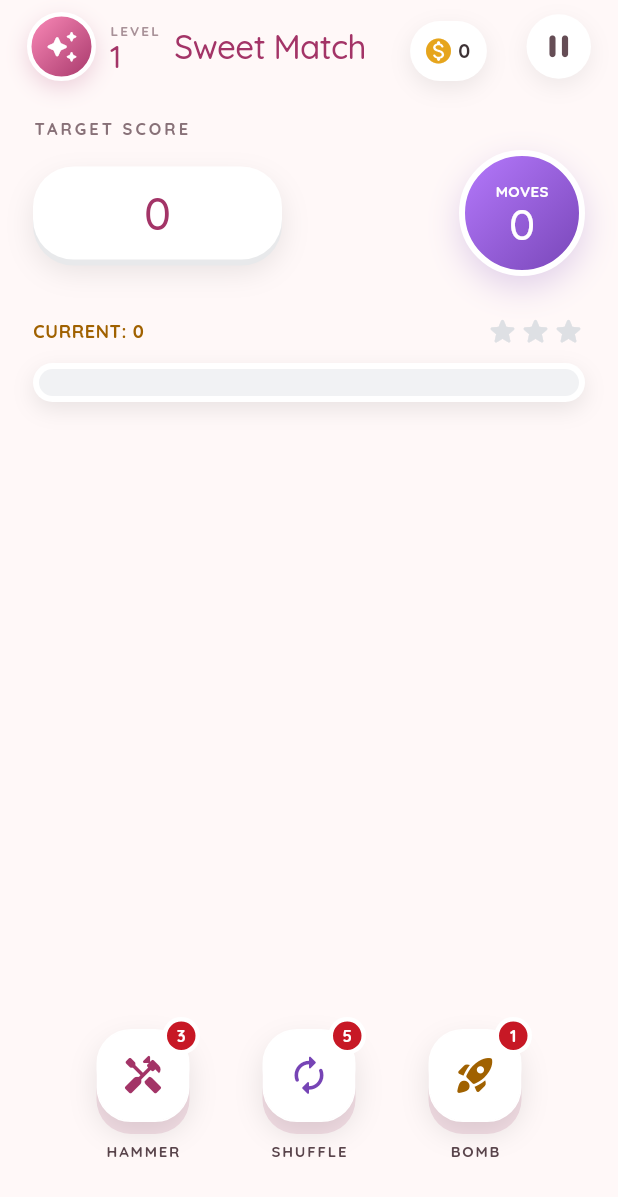
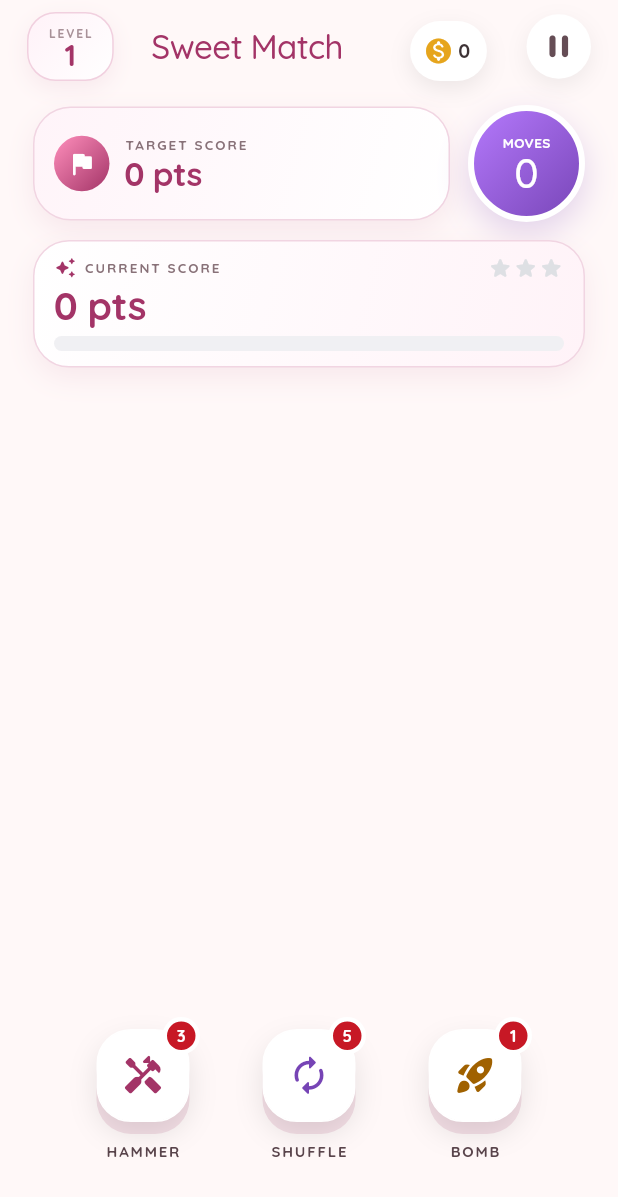
Before and after one commit to antonwiji/candy-crush-clone, a Flutter app: the HudOverlay widget shown alone on an empty page, opened directly with empty values, on a phone screen of 412 x 824 dp. Shown: the top 1197 px of the screen. Run offline on Flutter 3.47's test engine with Material 3 defaults, Android fonts, the phone set to English and light mode, and no system bars; our stand-ins replace shared_preferences; missing offline and left inert: flame; accounts and stored records are empty.

Commit message:
fixing ui current ui

```diff
--- a/lib/overlays/hud_overlay.dart
+++ b/lib/overlays/hud_overlay.dart
@@ -43,15 +43,15 @@ class HudOverlay extends StatelessWidget {
                   ),
                   Positioned(
                     left: 22,
-                    top: 78,
+                    top: 70,
                     right: 22,
-                    child: _ScoreArea(snapshot: snapshot),
+                    child: _ObjectiveRow(snapshot: snapshot),
                   ),
                   Positioned(
                     left: 22,
                     right: 22,
-                    top: 210,
-                    child: _ProgressSection(snapshot: snapshot),
+                    top: 160,
+                    child: _CurrentScoreCard(snapshot: snapshot),
                   ),
                   Positioned(
                     left: 40,
@@ -86,51 +86,7 @@ class _TopBar extends StatelessWidget {
   Widget build(BuildContext context) {
     return Row(
       children: [
-        Container(
-          width: 46,
-          height: 46,
-          decoration: BoxDecoration(
-            shape: BoxShape.circle,
-            gradient: const LinearGradient(
-              begin: Alignment.topLeft,
-              end: Alignment.bottomRight,
-              colors: [Color(0xffff8ebc), _primary],
-            ),
-            border: Border.all(color: Colors.white, width: 3),
-            boxShadow: const [
-              BoxShadow(
-                  color: Color(0x32a33467),
-                  blurRadius: 12,
-                  offset: Offset(0, 5)),
-            ],
-          ),
-          child: const Icon(Icons.auto_awesome_rounded,
-              color: Colors.white, size: 23),
-        ),
-        const SizedBox(width: 9),
-        Column(
-          crossAxisAlignment: CrossAxisAlignment.start,
-          children: [
-            const Text(
-              'LEVEL',
-              style: TextStyle(
-                color: Color(0xffa89198),
-                fontSize: 9,
-                fontWeight: FontWeight.w700,
-                letterSpacing: 1.4,
-              ),
-            ),
-            Text(
-              '$levelNumber',
-              style: const TextStyle(
-                color: _primary,
-                height: 1,
-                fontSize: 21,
-                fontWeight: FontWeight.w500,
-              ),
-            ),
-          ],
-        ),
+        _LevelBadge(levelNumber: levelNumber),
         const Spacer(),
         const Text(
           'Sweet Match',
@@ -168,6 +124,59 @@ class _TopBar extends StatelessWidget {
           ),
         ),
       ],
+    );
+  }
+}
+
+class _LevelBadge extends StatelessWidget {
+  const _LevelBadge({required this.levelNumber});
+
+  final int levelNumber;
+
+  @override
+  Widget build(BuildContext context) {
+    return Container(
+      height: 46,
+      padding: const EdgeInsets.symmetric(horizontal: 13),
+      decoration: BoxDecoration(
+        gradient: const LinearGradient(
+          begin: Alignment.topLeft,
+          end: Alignment.bottomRight,
+          colors: [Color(0xfffff2f8), Colors.white],
+        ),
+        borderRadius: BorderRadius.circular(19),
+        border: Border.all(color: const Color(0xfff1d0df)),
+        boxShadow: const [
+          BoxShadow(
+            color: Color(0x14a33467),
+            blurRadius: 12,
+            offset: Offset(0, 5),
+          ),
+        ],
+      ),
+      child: Column(
+        mainAxisAlignment: MainAxisAlignment.center,
+        children: [
+          const Text(
+            'LEVEL',
+            style: TextStyle(
+              color: Color(0xffa89198),
+              fontSize: 8,
+              fontWeight: FontWeight.w700,
+              letterSpacing: 1.25,
+            ),
+          ),
+          Text(
+            '$levelNumber',
+            style: const TextStyle(
+              color: _primary,
+              height: .95,
+              fontSize: 20,
+              fontWeight: FontWeight.w700,
+            ),
+          ),
+        ],
+      ),
     );
   }
 }
@@ -284,58 +293,110 @@ class _CoinBadgeState extends State<_CoinBadge>
   }
 }
 
-class _ScoreArea extends StatelessWidget {
-  const _ScoreArea({required this.snapshot});
+class _ObjectiveRow extends StatelessWidget {
+  const _ObjectiveRow({required this.snapshot});
 
   final GameSnapshot snapshot;
 
   @override
   Widget build(BuildContext context) {
-    return Column(
+    return Row(
+      crossAxisAlignment: CrossAxisAlignment.center,
+      children: [
+        Expanded(
+          child: _TargetScoreCard(targetScore: snapshot.targetScore),
+        ),
+        const SizedBox(width: 12),
+        _MovesBadge(moves: snapshot.moves),
+      ],
+    );
+  }
+}
+
+class _TargetScoreCard extends StatelessWidget {
+  const _TargetScoreCard({required this.targetScore});
+
+  final int targetScore;
+
+  @override
+  Widget build(BuildContext context) {
+    return Container(
+      height: 76,
+      padding: const EdgeInsets.symmetric(horizontal: 13),
+      decoration: BoxDecoration(
+        gradient: const LinearGradient(
+          begin: Alignment.topLeft,
+          end: Alignment.bottomRight,
+          colors: [Color(0xfffff4f9), Colors.white],
+        ),
+        borderRadius: BorderRadius.circular(25),
+        border: Border.all(color: const Color(0xfff1d5e2)),
+        boxShadow: const [
+          BoxShadow(
+            color: Color(0x16a33467),
+            blurRadius: 15,
+            offset: Offset(0, 7),
+          ),
+        ],
+      ),
+      child: Row(
+        children: [
+          Container(
+            height: 37,
+            width: 37,
+            decoration: const BoxDecoration(
+              shape: BoxShape.circle,
+              gradient: LinearGradient(
+                begin: Alignment.topLeft,
+                end: Alignment.bottomRight,
+                colors: [Color(0xffff8fbc), _primary],
+              ),
+            ),
+            child:
+                const Icon(Icons.flag_rounded, color: Colors.white, size: 20),
+          ),
+          const SizedBox(width: 10),
+          Column(
+            mainAxisAlignment: MainAxisAlignment.center,
             crossAxisAlignment: CrossAxisAlignment.start,
             children: [
               const Text(
                 'TARGET SCORE',
                 style: TextStyle(
                   color: _outline,
-            fontSize: 11,
-            letterSpacing: 2,
+                  fontSize: 9,
+                  letterSpacing: 1.35,
                   fontWeight: FontWeight.w700,
                 ),
               ),
-        const SizedBox(height: 6),
-        Row(
-          mainAxisAlignment: MainAxisAlignment.spaceBetween,
-          crossAxisAlignment: CrossAxisAlignment.center,
-          children: [
-            Container(
-              width: 166,
-              height: 62,
-              alignment: Alignment.center,
-              decoration: BoxDecoration(
-                color: Colors.white,
-                borderRadius: BorderRadius.circular(27),
-                boxShadow: const [
-                  BoxShadow(
-                      color: Color(0x17000000),
-                      blurRadius: 16,
-                      offset: Offset(0, 8)),
-                  BoxShadow(color: Color(0xffe8e9eb), offset: Offset(0, 4)),
+              Text(
+                '${_format(targetScore)} pts',
+                style: const TextStyle(
+                  color: _primary,
+                  fontSize: 22,
+                  height: 1.15,
+                  fontWeight: FontWeight.w800,
+                  letterSpacing: -.35,
+                ),
+              ),
             ],
           ),
-              child: Text(
-                _format(snapshot.targetScore),
-                style: const TextStyle(
-                  color: _primary,
-                  fontSize: 30,
-                  fontWeight: FontWeight.w500,
-                  letterSpacing: -0.7,
+        ],
       ),
-              ),
-            ),
-            Container(
-              width: 84,
-              height: 84,
+    );
+  }
+}
+
+class _MovesBadge extends StatelessWidget {
+  const _MovesBadge({required this.moves});
+
+  final int moves;
+
+  @override
+  Widget build(BuildContext context) {
+    return Container(
+      width: 78,
+      height: 78,
       decoration: BoxDecoration(
         shape: BoxShape.circle,
         gradient: const LinearGradient(
@@ -346,9 +407,7 @@ class _ScoreArea extends StatelessWidget {
         border: Border.all(color: Colors.white, width: 4),
         boxShadow: const [
           BoxShadow(
-                      color: Color(0x377644b5),
-                      blurRadius: 18,
-                      offset: Offset(0, 8)),
+              color: Color(0x377644b5), blurRadius: 18, offset: Offset(0, 8)),
         ],
       ),
       child: Column(
@@ -357,57 +416,129 @@ class _ScoreArea extends StatelessWidget {
           const Text(
             'MOVES',
             style: TextStyle(
-                        color: Colors.white,
-                        fontSize: 10,
-                        fontWeight: FontWeight.w700),
+                color: Colors.white, fontSize: 9, fontWeight: FontWeight.w700),
           ),
           Text(
-                    '${snapshot.moves}',
+            '$moves',
             style: const TextStyle(
               color: Colors.white,
-                      fontSize: 29,
+              fontSize: 27,
               fontWeight: FontWeight.w500,
               height: 1.05,
             ),
           ),
         ],
       ),
-            ),
-          ],
-        ),
-      ],
     );
   }
 }
 
-class _ProgressSection extends StatelessWidget {
-  const _ProgressSection({required this.snapshot});
+class _CurrentScoreCard extends StatefulWidget {
+  const _CurrentScoreCard({required this.snapshot});
 
   final GameSnapshot snapshot;
 
   @override
+  State<_CurrentScoreCard> createState() => _CurrentScoreCardState();
+}
+
+class _CurrentScoreCardState extends State<_CurrentScoreCard>
+    with SingleTickerProviderStateMixin {
+  late final AnimationController _bounceController = AnimationController(
+    vsync: this,
+    duration: const Duration(milliseconds: 430),
+  );
+  late int _scoreFrom = widget.snapshot.score;
+  int _gain = 0;
+  bool _showGain = false;
+
+  @override
+  void didUpdateWidget(covariant _CurrentScoreCard oldWidget) {
+    super.didUpdateWidget(oldWidget);
+    if (widget.snapshot.score > oldWidget.snapshot.score) {
+      _scoreFrom = oldWidget.snapshot.score;
+      _gain = widget.snapshot.score - oldWidget.snapshot.score;
+      _showGain = true;
+      _bounceController.forward(from: 0);
+    }
+  }
+
+  @override
+  void dispose() {
+    _bounceController.dispose();
+    super.dispose();
+  }
+
+  @override
   Widget build(BuildContext context) {
-    return Column(
+    final progress = widget.snapshot.progress;
+    final emphasized = progress >= .8;
+    final success = progress >= 1;
+    final accent = success
+        ? const Color(0xff40af7a)
+        : emphasized
+            ? const Color(0xffed4f91)
+            : _primary;
+    return AnimatedBuilder(
+      animation: _bounceController,
+      builder: (context, _) {
+        final effectProgress =
+            Curves.easeOut.transform(_bounceController.value);
+        final scale = TweenSequence<double>([
+          TweenSequenceItem(tween: Tween(begin: 1, end: 1.025), weight: 36),
+          TweenSequenceItem(tween: Tween(begin: 1.025, end: 1), weight: 64),
+        ]).transform(_bounceController.value);
+        return Transform.scale(
+          scale: scale,
+          child: Container(
+            padding: const EdgeInsets.fromLTRB(13, 9, 13, 10),
+            decoration: BoxDecoration(
+              gradient: const LinearGradient(
+                begin: Alignment.topLeft,
+                end: Alignment.bottomRight,
+                colors: [Colors.white, Color(0xfffff3f8)],
+              ),
+              borderRadius: BorderRadius.circular(24),
+              border: Border.all(color: const Color(0xfff1d5e2)),
+              boxShadow: const [
+                BoxShadow(
+                  color: Color(0x15a33467),
+                  blurRadius: 15,
+                  offset: Offset(0, 7),
+                ),
+              ],
+            ),
+            child: Stack(
+              clipBehavior: Clip.none,
+              children: [
+                Column(
                   crossAxisAlignment: CrossAxisAlignment.stretch,
                   children: [
                     Row(
                       mainAxisAlignment: MainAxisAlignment.spaceBetween,
                       children: [
+                        const Row(
+                          children: [
+                            Icon(Icons.auto_awesome_rounded,
+                                color: _primary, size: 15),
+                            SizedBox(width: 5),
                             Text(
-              'CURRENT: ${_format(snapshot.score)}',
-              style: const TextStyle(
-                color: _tertiary,
-                fontWeight: FontWeight.w800,
-                fontSize: 12,
-                letterSpacing: .45,
+                              'CURRENT SCORE',
+                              style: TextStyle(
+                                color: _outline,
+                                fontSize: 9,
+                                letterSpacing: 1.35,
+                                fontWeight: FontWeight.w700,
                               ),
+                            ),
+                          ],
                         ),
                         Row(
                           children: List.generate(3, (index) {
-                final active = snapshot.progress >= (index + 1) / 3;
+                            final active = progress >= (index + 1) / 3;
                             return Icon(
                               Icons.star_rounded,
-                  size: 22,
+                              size: 17,
                               color: active
                                   ? const Color(0xffe59b13)
                                   : const Color(0xffdee0e4),
@@ -416,60 +547,80 @@ class _ProgressSection extends StatelessWidget {
                         ),
                       ],
                     ),
-        const SizedBox(height: 10),
-        Container(
-          height: 26,
-          padding: const EdgeInsets.all(4),
-          decoration: BoxDecoration(
-            color: Colors.white,
-            borderRadius: BorderRadius.circular(20),
-            boxShadow: const [
-              BoxShadow(
-                  color: Color(0x16000000),
-                  blurRadius: 12,
-                  offset: Offset(0, 5)),
+                    const SizedBox(height: 3),
+                    TweenAnimationBuilder<int>(
+                      tween: IntTween(
+                        begin: _scoreFrom,
+                        end: widget.snapshot.score,
+                      ),
+                      duration: const Duration(milliseconds: 380),
+                      curve: Curves.easeOutCubic,
+                      onEnd: () => _scoreFrom = widget.snapshot.score,
+                      builder: (context, value, _) => Text(
+                        '${_format(value)} pts',
+                        style: TextStyle(
+                          color: accent,
+                          fontSize: 26,
+                          height: 1.05,
+                          fontWeight: FontWeight.w800,
+                          letterSpacing: -.35,
+                        ),
+                      ),
+                    ),
+                    const SizedBox(height: 7),
+                    ClipRRect(
+                      borderRadius: BorderRadius.circular(10),
+                      child: TweenAnimationBuilder<double>(
+                        tween: Tween(end: progress),
+                        duration: const Duration(milliseconds: 450),
+                        curve: Curves.easeOutCubic,
+                        builder: (context, value, _) {
+                          return LinearProgressIndicator(
+                            value: value,
+                            minHeight: 10,
+                            backgroundColor: const Color(0xfff0f0f3),
+                            valueColor: AlwaysStoppedAnimation<Color>(accent),
+                          );
+                        },
+                      ),
+                    ),
+                    if (widget.snapshot.message.isNotEmpty)
+                      Padding(
+                        padding: const EdgeInsets.only(top: 4),
+                        child: Text(
+                          widget.snapshot.message,
+                          maxLines: 1,
+                          overflow: TextOverflow.ellipsis,
+                          style: TextStyle(
+                            color: accent,
+                            fontSize: 10,
+                            fontWeight: FontWeight.w700,
+                          ),
+                        ),
+                      ),
                   ],
                 ),
-          child: ClipRRect(
-            borderRadius: BorderRadius.circular(14),
-            child: LayoutBuilder(
-              builder: (context, constraints) {
-                return Stack(
-                  children: [
-                    const Positioned.fill(
-                      child: ColoredBox(color: Color(0xfff1f2f4)),
-                    ),
+                if (_showGain && _bounceController.value < 1)
                   Positioned(
-                      left: 0,
-                      top: 0,
-                      bottom: 0,
-                      width: constraints.maxWidth * snapshot.progress,
-                      child: DecoratedBox(
-                        decoration: const BoxDecoration(
-                          gradient: LinearGradient(
-                            begin: Alignment.topCenter,
-                            end: Alignment.bottomCenter,
-                            colors: [Color(0xffff86b7), _primary],
+                    right: 66,
+                    top: 28 - effectProgress * 15,
+                    child: Opacity(
+                      opacity: 1 - effectProgress,
+                      child: Text(
+                        '+$_gain',
+                        style: const TextStyle(
+                          color: _primary,
+                          fontSize: 16,
+                          fontWeight: FontWeight.w900,
                         ),
                       ),
                     ),
                   ),
               ],
+            ),
+          ),
         );
       },
-            ),
-          ),
-        ),
-        if (snapshot.message.isNotEmpty)
-          Padding(
-            padding: const EdgeInsets.only(top: 5),
-            child: Text(
-              snapshot.message,
-              style: const TextStyle(
-                  color: _primary, fontSize: 11, fontWeight: FontWeight.w700),
-            ),
-          ),
-      ],
     );
   }
 }
```
Lines whose indentation alone changed are shown as unchanged.
